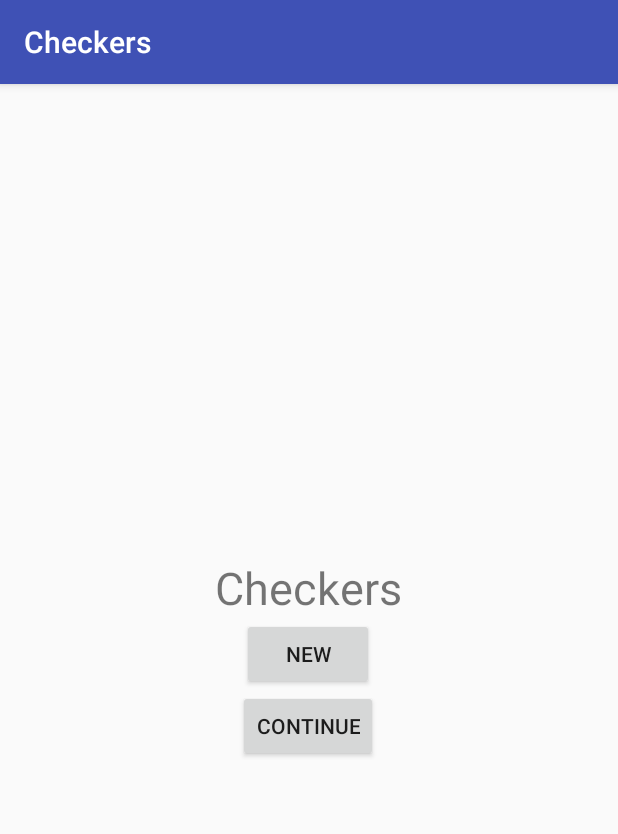
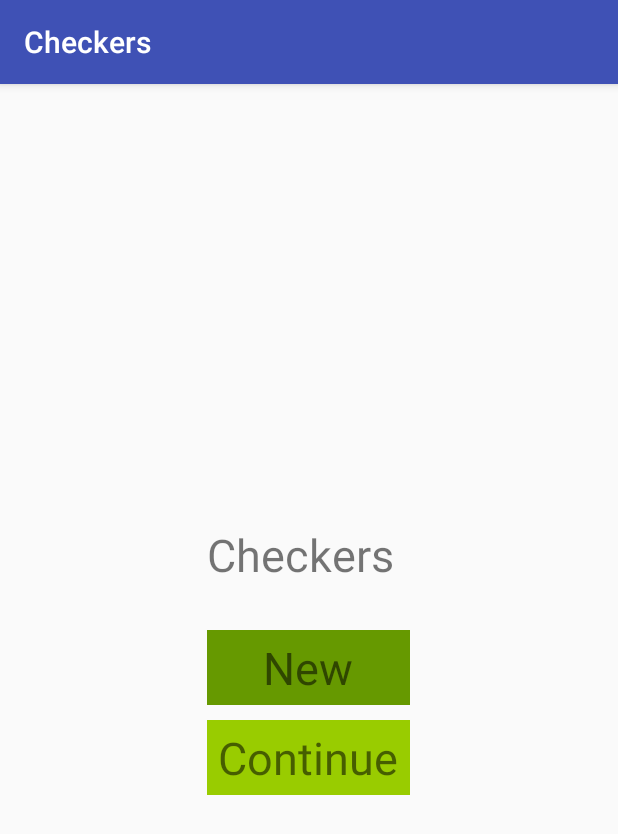
Before and after one commit to JosephGormley/Checkers, an Android app: the screen it shows after launch (MainActivity), on a phone screen of 412 x 824 dp. Shown: the top 834 px of the screen. Run offline under Robolectric (Android 15) with nearby library versions, the phone set to English and light mode, and no system bars.

Commit message:
More back-end implementation
Also did a little front-end cleanup on the menu activity.

```diff
--- a/app/src/main/java/com/example/joegormley/checkers/GameActivity.java
+++ b/app/src/main/java/com/example/joegormley/checkers/GameActivity.java
@@ -9,5 +9,20 @@ public class GameActivity extends AppCompatActivity {
     protected void onCreate(Bundle savedInstanceState) {
         super.onCreate(savedInstanceState);
         setContentView(R.layout.activity_game);
+        printBoard();
     }
+
+    /*****************
+     * HELPER METHODS *
+     *****************/
+
+    void printBoard(){
+        for(int i = 0; i < 8; i++){
+            for(int j = 0; j < 8; j++){
+                System.out.print(MainActivity.checkersBoard[i][j]);
+            }
+            System.out.println();
+        }
+    }
+
 }
--- a/app/src/main/java/com/example/joegormley/checkers/MainActivity.java
+++ b/app/src/main/java/com/example/joegormley/checkers/MainActivity.java
@@ -9,9 +9,8 @@ enum Turn { RED, BLACK}
 
 public class MainActivity extends AppCompatActivity {
 
-    Piece[][] checkersBoard; // Representation of state of the game.
-    Turn turn; // Indicate which player's turn.
-
+    static Piece[][] checkersBoard; // Representation of state of the game.
+    Turn turn; // Indicate player's turn.
 
     @Override
     protected void onCreate(Bundle savedInstanceState) {
@@ -47,7 +46,9 @@ public class MainActivity extends AppCompatActivity {
         checkersBoard = new Piece[8][8];
         turn = Turn.RED;
 
-        // Fill board with pieces.
+        // @TODO
+        // Place red pieces.
+        Piece
 
 
     }
--- a/app/src/main/java/com/example/joegormley/checkers/Piece.java
+++ b/app/src/main/java/com/example/joegormley/checkers/Piece.java
@@ -35,5 +35,8 @@ public class Piece {
 
     }
 
+    public String toString(){
+        return color + " " + piece;
+    }
 
 }
--- a/app/src/main/res/layout/activity_main.xml
+++ b/app/src/main/res/layout/activity_main.xml
@@ -17,37 +17,57 @@
             android:layout_centerInParent="true"
             android:orientation="vertical">
 
+            <!-- THIS IS GOING TO BE AN IMAGEVIEW -->
             <TextView
                 android:layout_width="wrap_content"
                 android:layout_height="wrap_content"
-                android:layout_gravity="center"
+                android:layout_marginBottom="30dp"
+                android:gravity="center"
                 android:text="Checkers"
                 android:textSize="30sp" />
 
-            <Button
+            <!-- NEW GAME BUTTON -->
+            <RelativeLayout
                 android:layout_width="wrap_content"
                 android:layout_height="wrap_content"
-                android:layout_gravity="center"
-                android:onClick="startGame"
-                android:text="New" />
+                android:layout_marginBottom="10dp">
 
-            <Button
+                <ImageView
+                    android:layout_width="135dp"
+                    android:layout_height="50dp"
+                    android:backgroundTint="@android:color/holo_blue_light"
+                    android:onClick="startGame"
+                    android:src="@android:color/holo_green_dark" />
+                <TextView
+                    android:layout_width="wrap_content"
+                    android:layout_height="wrap_content"
+                    android:text="New"
+                    android:layout_centerInParent="true"
+                    android:textSize="30sp" />
+
+            </RelativeLayout>
+
+            <!-- CONTINUE GAME BUTTON -->
+            <RelativeLayout
                 android:layout_width="wrap_content"
-                android:layout_height="wrap_content"
-                android:layout_gravity="center"
-                android:text="Continue"
-                tools:visibility="invisible" />
+                android:layout_height="wrap_content" >
 
-            <!-- FUTURE VERSIONS
-            <Button
-                android:layout_width="wrap_content"
-                android:layout_height="wrap_content"
-                android:layout_gravity="center"
-                android:onClick="openSettings"
-                android:text="Settings" />
-            -->
+
+                <ImageView
+                    android:layout_width="135dp"
+                    android:layout_height="50dp"
+                    android:src="@android:color/holo_green_light" />
+
+                <TextView
+                    android:layout_width="wrap_content"
+                    android:layout_height="wrap_content"
+                    android:layout_centerInParent="true"
+                    android:text="Continue"
+                    android:textSize="30sp" />
+            </RelativeLayout>
 
         </LinearLayout>
 
     </RelativeLayout>
+
 </android.support.constraint.ConstraintLayout>
```
